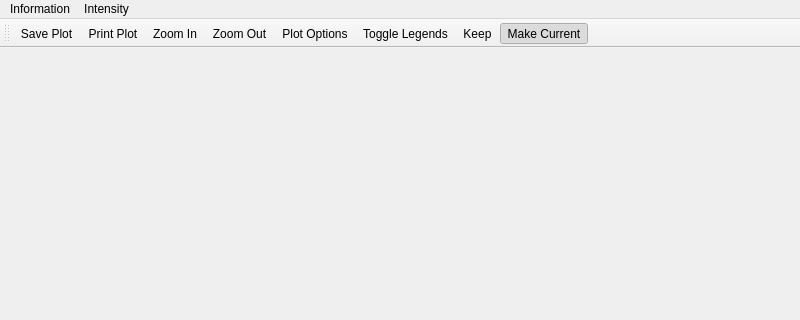
First picture: the form in mslice/plotting/plot_window/plot_window.ui, repository mantidproject/mslice, before the edit; both pictures show x 0 to 800 and y 0 to 320 of the 800 by 591 pixel window.
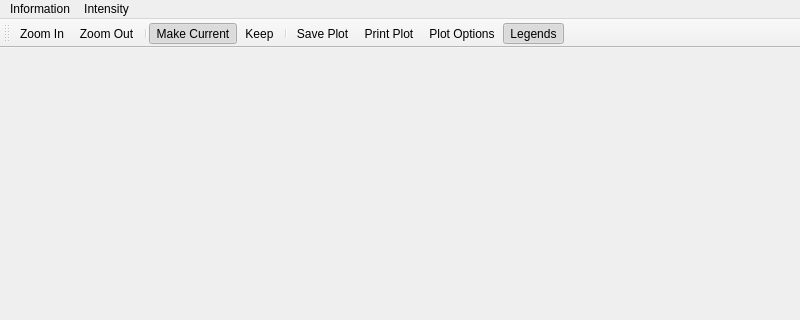
Second picture: the form after the edit.

Commit message: change icon order re #232

The edit to the form file:
```diff
--- a/mslice/plotting/plot_window/plot_window.ui
+++ b/mslice/plotting/plot_window/plot_window.ui
@@ -77,14 +77,16 @@
    <attribute name="toolBarBreak">
     <bool>false</bool>
    </attribute>
-   <addaction name="action_save_image"/>
-   <addaction name="action_Print_Plot"/>
    <addaction name="actionZoom_In"/>
    <addaction name="actionZoom_Out"/>
+   <addaction name="separator"/>
+   <addaction name="actionMakeCurrent"/>
+   <addaction name="actionKeep"/>
+   <addaction name="separator"/>
+   <addaction name="action_save_image"/>
+   <addaction name="action_Print_Plot"/>
    <addaction name="actionPlotOptions"/>
    <addaction name="actionToggleLegends"/>
-   <addaction name="actionKeep"/>
-   <addaction name="actionMakeCurrent"/>
   </widget>
   <action name="action_save_image">
    <property name="text">
@@ -145,8 +147,14 @@
    </property>
   </action>
   <action name="actionToggleLegends">
+   <property name="checkable">
+    <bool>true</bool>
+   </property>
+   <property name="checked">
+    <bool>true</bool>
+   </property>
    <property name="text">
-    <string>Toggle Legends</string>
+    <string>Legends</string>
    </property>
   </action>
   <action name="action_Print_Plot">
```
